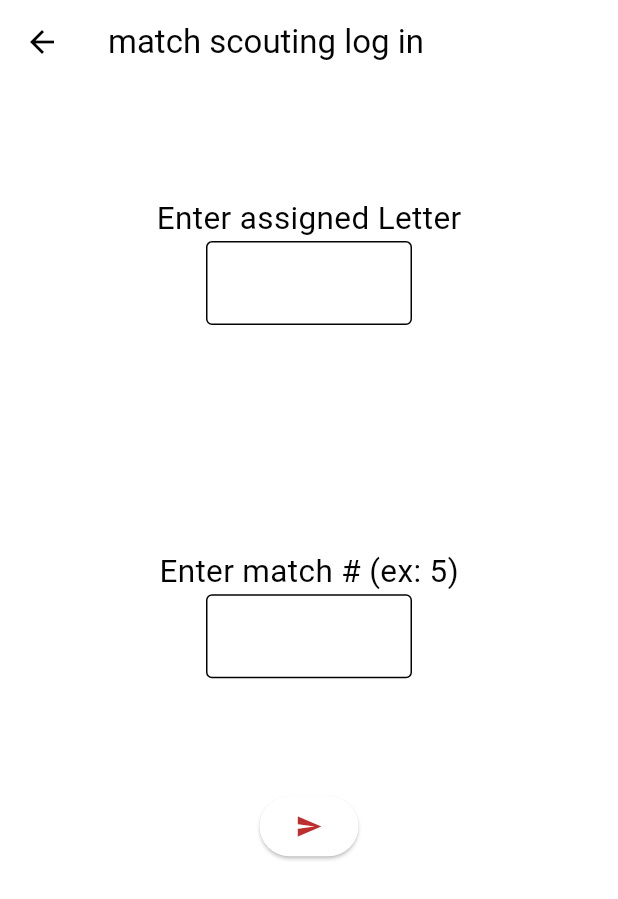
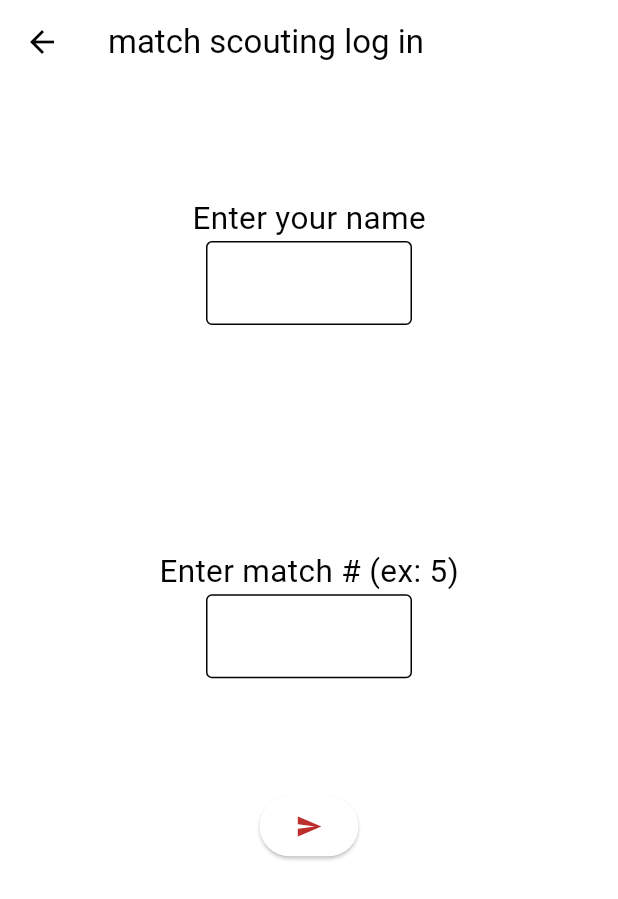
Before and after one commit to john-xu-1/frc1148_2023_scouting_app, a Flutter app: the LogIn screen opened directly, after a tap on the "send" icon, on a phone screen of 412 x 824 dp. Shown: the top 899 px of the screen. Run offline on Flutter 3.47's test engine with Material 3 defaults, Android fonts, the phone set to English and light mode, and no system bars; our stand-ins replace fl_chart; missing offline and left inert: gsheets; key blocks and very long unbroken strings in the code were emptied for the run.

Commit message:
wip stuff

```diff
--- a/lib/log_in.dart
+++ b/lib/log_in.dart
@@ -13,7 +13,7 @@ class LogIn extends StatefulWidget {
 
 class _LogIn extends State<LogIn> {
   final List<String> entries = <String>[
-    'Enter assigned Letter',
+    'Enter your name',
     'Enter match # (ex: 5)',
   ];
 
@@ -23,13 +23,12 @@ class _LogIn extends State<LogIn> {
 
     fetchTeamFromSheets();
     formatSheetsTeamsData();
-
   }
 
-
-  Future<String> _fetchForm(column, row) async {
+  Future<String> _fetchForm(column, row, sheetName) async {
     try {
-      final sheet = await SheetsHelper.sheetSetup('Scouting Assignment'); // Replace with your sheet name
+      final sheet = await SheetsHelper.sheetSetup(
+          sheetName); // Replace with your sheet name
 
       // Writing data
       final cell = await sheet?.cells.cell(column: column, row: row);
@@ -40,7 +39,15 @@ class _LogIn extends State<LogIn> {
     }
   }
 
-
+  Future<void> _submitForm(teamName) async {
+    try {
+      final sheet = await SheetsHelper.sheetSetup("Name To Bot Assign");
+      final scoutName = [name];
+      await sheet!.values.insertRowByKey(teamName, scoutName, fromColumn: 19);
+    } catch (e) {
+      print('Error: $e');
+    }
+  }
 
   String A = "";
   String B = "";
@@ -48,24 +55,32 @@ class _LogIn extends State<LogIn> {
   String D = "";
   String E = "";
   String F = "";
+  String namesString = "";
+  String idsString = "";
+  Map<String, String> nameToID = {
+    "x": "x",
+    "y": "y",
+  };
 
   Map<String, List<String>> scoutLists = <String, List<String>>{};
 
-
   String results = "";
-  String id = "";
+  String name = "";
   String mnum = "";
 
-
-  void fetchTeamFromSheets () async {
-    A = (await _fetchForm(2,1));
-    B = (await _fetchForm(2,2));
-    C = (await _fetchForm(2,3));
-    D = (await _fetchForm(2,5));
-    E = (await _fetchForm(2,6));
-    F = (await _fetchForm(2,7));
+  void fetchTeamFromSheets() async {
+    A = (await _fetchForm(2, 1, "Scouting Assignment"));
+    B = (await _fetchForm(2, 2, "Scouting Assignment"));
+    C = (await _fetchForm(2, 3, "Scouting Assignment"));
+    D = (await _fetchForm(2, 5, "Scouting Assignment"));
+    E = (await _fetchForm(2, 6, "Scouting Assignment"));
+    F = (await _fetchForm(2, 7, "Scouting Assignment"));
+    namesString = (await _fetchForm(5, 1, "Name To Bot Assign"));
+    idsString = (await _fetchForm(5, 2, "Name To Bot Assign"));
+    print("Hey");
+    print(namesString);
+    print(idsString);
   }
-
 
   void formatSheetsTeamsData() {
     scoutLists["a"] = A.split(', ').map((aList) => aList.trim()).toList();
@@ -74,30 +89,60 @@ class _LogIn extends State<LogIn> {
     scoutLists["d"] = D.split(', ').map((dList) => dList.trim()).toList();
     scoutLists["e"] = E.split(', ').map((eList) => eList.trim()).toList();
     scoutLists["f"] = F.split(', ').map((fList) => fList.trim()).toList();
+
+    List<String> nameList = namesString
+        .split(", ")
+        .map((name) => name.toLowerCase().replaceAll(" ", ""))
+        .toList();
+    List<String> idList = idsString
+        .split(", ")
+        .map((id) => id.toLowerCase().replaceAll(" ", ""))
+        .toList();
+
+    if (nameList.length != idList.length) {
+      print(
+          "name list and id list are not same size on google sheets, pls check");
+    }
+    String correspondingID;
+    for (int i = 0; i < nameList.length; i++) {
+      if (i < idList.length) {
+        correspondingID = idList[i];
+      } else {
+        correspondingID = "z";
+      }
+      nameToID.update(nameList[i], (correspondingID) => correspondingID,
+          ifAbsent: () => correspondingID);
+    }
+    print(nameToID);
   }
 
   String updateResults() {
     //after the q number and identifier are input changes the identifier's value
     int index = int.parse(mnum);
+    String id = nameToID[name]!;
     String result = "";
     if (index < 1 || id == "") {
-      print ("invalid");
+      print("invalid");
       return result; // Invalid index
     }
 
-    if (id =='X'||(id == 'x')){
-      if (index <= scoutLists["a"]!.length && index <= scoutLists["b"]!.length && index <= scoutLists["c"]!.length ) {
-        result = "${scoutLists["a"]![index - 1]}, ${scoutLists["b"]![index - 1]}, ${scoutLists["c"]![index - 1]}";
+    if (id == 'x') {
+      if (index <= scoutLists["a"]!.length &&
+          index <= scoutLists["b"]!.length &&
+          index <= scoutLists["c"]!.length) {
+        result =
+            "${scoutLists["a"]![index - 1]}, ${scoutLists["b"]![index - 1]}, ${scoutLists["c"]![index - 1]}";
       }
+    } else if (id == 'y') {
+      if (index <= scoutLists["d"]!.length &&
+          index <= scoutLists["e"]!.length &&
+          index <= scoutLists["f"]!.length) {
+        result =
+            "${scoutLists["d"]![index - 1]}, ${scoutLists["e"]![index - 1]}, ${scoutLists["f"]![index - 1]}";
       }
-    else if (id =='Y'||(id == 'y')){
-      if (index <= scoutLists["d"]!.length && index <= scoutLists["e"]!.length && index <= scoutLists["f"]!.length ) {
-        result = "${scoutLists["d"]![index - 1]}, ${scoutLists["e"]![index - 1]}, ${scoutLists["f"]![index - 1]}";
-      }
-    }
-    else{
-      if (index <= scoutLists[id.toLowerCase()]!.length) {
-      result = scoutLists[id.toLowerCase()]![index - 1];
+    } else {
+      if (index <= scoutLists[id]!.length) {
+        result = scoutLists[id]![index - 1];
       }
     }
     return result;
@@ -108,19 +153,23 @@ class _LogIn extends State<LogIn> {
     double height = MediaQuery.of(context).size.height;
     double width = MediaQuery.of(context).size.width;
     formatSheetsTeamsData();
-    if (scoutLists.isEmpty){
+    if (scoutLists.isEmpty) {
       return const SafeArea(
         child: Scaffold(
             backgroundColor: Color.fromARGB(255, 36, 36, 36),
             body: Center(
-            child: Text("loading",style: TextStyle(color: Color.fromARGB(255, 224, 224, 224)),),
-          )
+              child: Text(
+                "loading",
+                style: TextStyle(color: Color.fromARGB(255, 224, 224, 224)),
               ),
+            )),
       );
     }
     return Scaffold(
       appBar: AppBar(
-        title: const Text("match scouting log in",),
+        title: const Text(
+          "match scouting log in",
+        ),
         elevation: 21,
       ),
       body: Center(
@@ -133,34 +182,43 @@ class _LogIn extends State<LogIn> {
               child: Column(
                 mainAxisAlignment: MainAxisAlignment.center,
                 children: <Widget>[
-                    Text(entries[0],textScaleFactor: 1.5,),
+                  Text(
+                    entries[0],
+                    textScaleFactor: 1.5,
+                  ),
                   SizedBox(
-                      width: width /3,
+                    width: width / 3,
                     child: TextField(
                       onChanged: (String value) {
                         setState(() {
-                            id = value;
+                          name = value
+                              .toLowerCase()
+                              .replaceAll(" ", "")
+                              .replaceAll(".", "");
                         });
                       },
                       cursorColor: colors.myOnSurface,
-                        decoration: const InputDecoration(border: OutlineInputBorder()),
+                      decoration:
+                          const InputDecoration(border: OutlineInputBorder()),
                     ),
                   ),
-
                 ],
               ),
             ),
           ),
           SizedBox(
-              height: height/3.5,
+            height: height / 3.5,
             //color: Colors.red[400],
             child: Center(
               child: Column(
                 mainAxisAlignment: MainAxisAlignment.center,
                 children: <Widget>[
-                    Text(entries[1],textScaleFactor: 1.5,),
+                  Text(
+                    entries[1],
+                    textScaleFactor: 1.5,
+                  ),
                   SizedBox(
-                      width: width /3,
+                    width: width / 3,
                     child: TextField(
                       //int.parse(value)
                       onChanged: (String value) {
@@ -169,7 +227,8 @@ class _LogIn extends State<LogIn> {
                         });
                       },
                       cursorColor: colors.myOnSurface,
-                        decoration: const InputDecoration(border: OutlineInputBorder()),
+                      decoration:
+                          const InputDecoration(border: OutlineInputBorder()),
                     ),
                   ),
                 ],
@@ -182,34 +241,29 @@ class _LogIn extends State<LogIn> {
                 results = updateResults();
               });
 
-                  if (results != ""){
+              if (results != "") {
                 final String out = "q$mnum $results";
-                    if (id =='X'||(id == 'x') || (id =='Y')||(id == 'y') ){
+                if (name == ('x') || name == ('y')) {
                   Navigator.push(
                       context,
-                        MaterialPageRoute
-                        (
-                          builder: (context) => LeadScouting(teamName: out)
-                        )
-                      );
-                    }
-                    else{
+                      MaterialPageRoute(
+                          builder: (context) => LeadScouting(teamName: out)));
+                } else {
                   Navigator.push(
                       context,
-                        MaterialPageRoute
-                        (
-                          builder: (context) => DrawArea(teamName: out, id: id,)
-                        )
-                      );
+                      MaterialPageRoute(
+                          builder: (context) => DrawArea(
+                                teamName: out,
+                                id: nameToID[name]!,
+                                scoutName: name,
+                              )));
                 }
               }
-
             },
             child: const Icon(Icons.send, color: colors.myOnPrimary),
           )
         ],
-        )
-      ),
+      )),
     );
   }
 }
```
Lines whose indentation alone changed are shown as unchanged.
